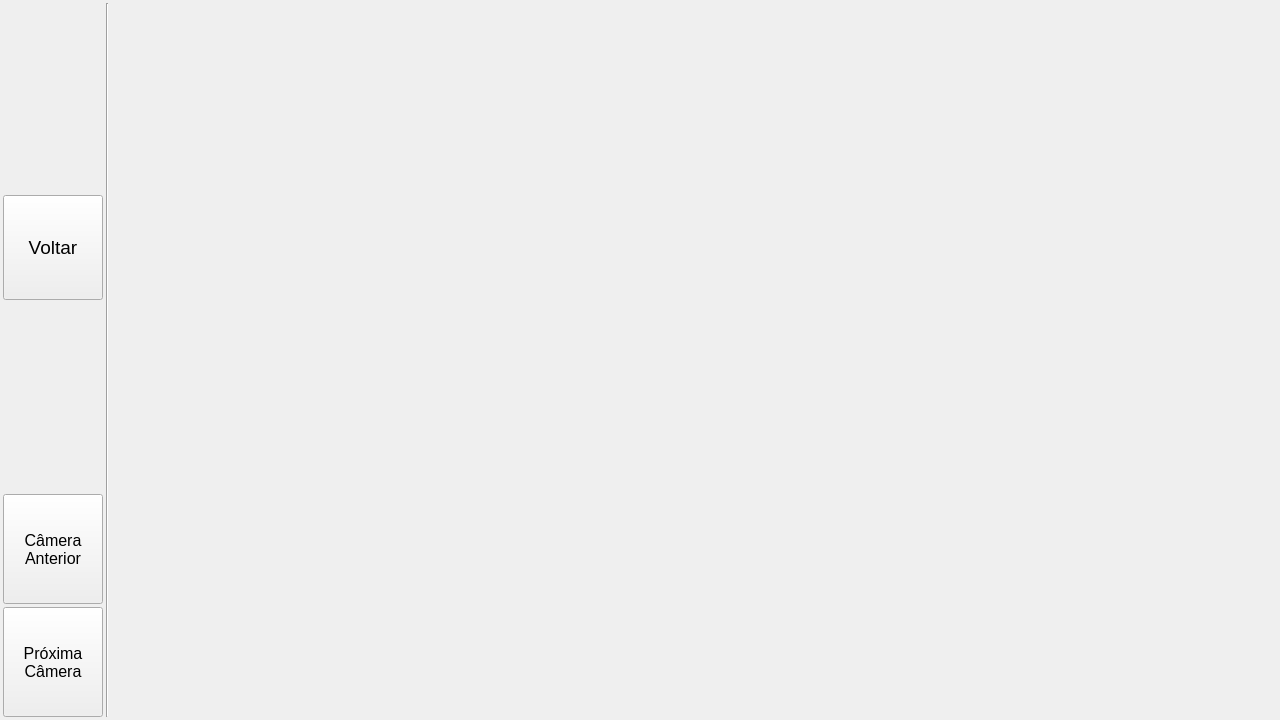
Before: the Qt Designer form LDFV2/interface/formnewproduct.ui in Masipack/LDV, drawn with Qt 5.
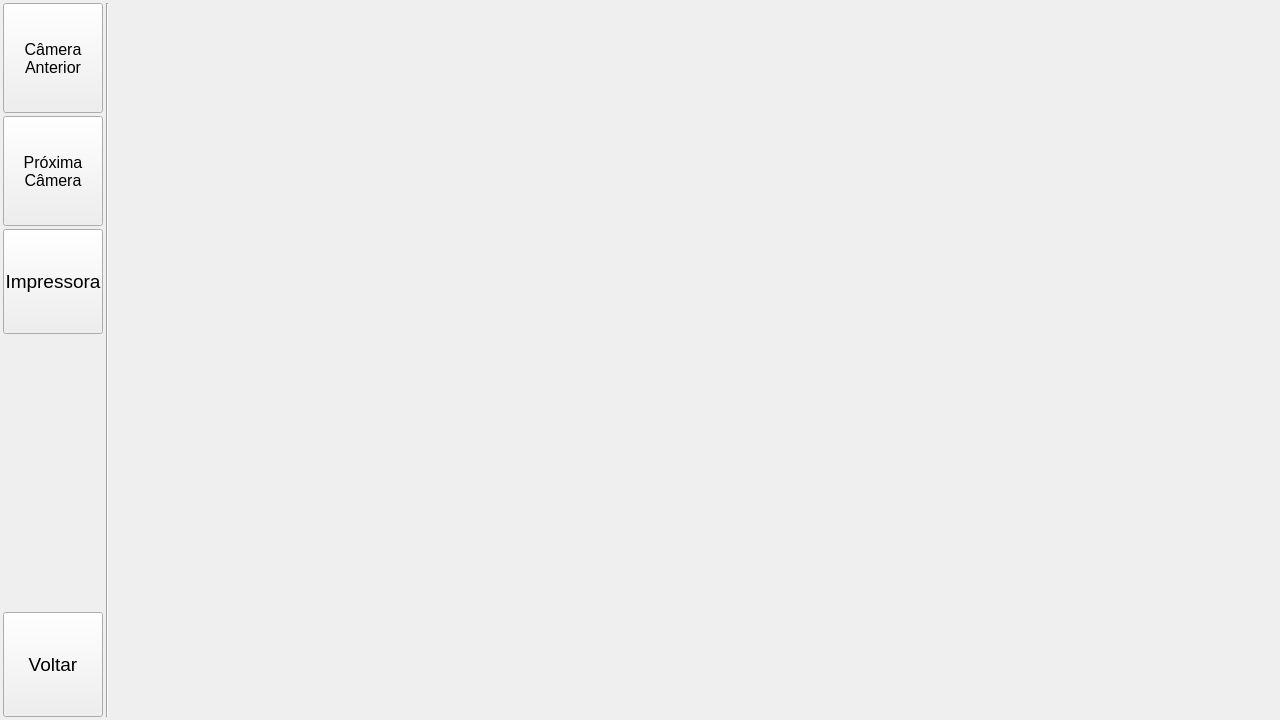
After: the same form once the commit is applied. Icons and pictures are not drawn. Custom widgets are drawn as their Qt base class.

```diff
--- a/LDFV2/interface/formnewproduct.ui
+++ b/LDFV2/interface/formnewproduct.ui
@@ -31,80 +31,6 @@
    </property>
    <item>
     <layout class="QVBoxLayout" name="verticalLayout_3">
-     <item>
-      <spacer name="verticalSpacer_2">
-       <property name="orientation">
-        <enum>Qt::Vertical</enum>
-       </property>
-       <property name="sizeHint" stdset="0">
-        <size>
-         <width>20</width>
-         <height>40</height>
-        </size>
-       </property>
-      </spacer>
-     </item>
-     <item>
-      <widget class="ButtonBeR" name="btn_return">
-       <property name="minimumSize">
-        <size>
-         <width>100</width>
-         <height>105</height>
-        </size>
-       </property>
-       <property name="maximumSize">
-        <size>
-         <width>100</width>
-         <height>105</height>
-        </size>
-       </property>
-       <property name="font">
-        <font>
-         <pointsize>14</pointsize>
-        </font>
-       </property>
-       <property name="focusPolicy">
-        <enum>Qt::NoFocus</enum>
-       </property>
-       <property name="text">
-        <string>Voltar</string>
-       </property>
-       <property name="icon">
-        <iconset resource="../res/icons.qrc">
-         <normaloff>:/icons/arrow_backward.png</normaloff>:/icons/arrow_backward.png</iconset>
-       </property>
-       <property name="iconSize">
-        <size>
-         <width>24</width>
-         <height>24</height>
-        </size>
-       </property>
-       <property name="bgIcon">
-        <iconset resource="../res/icons.qrc">
-         <normaloff>:/icons/bt-blank.png</normaloff>
-         <normalon>:/icons/bt-blank_pressed.png</normalon>:/icons/bt-blank.png</iconset>
-       </property>
-       <property name="bgIconSize">
-        <size>
-         <width>80</width>
-         <height>80</height>
-        </size>
-       </property>
-      </widget>
-     </item>
-     <item>
-      <spacer name="verticalSpacer_3">
-       <property name="orientation">
-        <enum>Qt::Vertical</enum>
-       </property>
-       <property name="sizeHint" stdset="0">
-        <size>
-         <width>20</width>
-         <height>40</height>
-        </size>
-       </property>
-      </spacer>
-     </item>
      <item>
       <widget class="ButtonBeR" name="btn_btn_prev">
        <property name="minimumSize">
@@ -203,6 +129,112 @@
        </property>
       </widget>
      </item>
+     <item>
+      <widget class="ButtonBeR" name="btn_printer">
+       <property name="minimumSize">
+        <size>
+         <width>100</width>
+         <height>105</height>
+        </size>
+       </property>
+       <property name="maximumSize">
+        <size>
+         <width>100</width>
+         <height>105</height>
+        </size>
+       </property>
+       <property name="font">
+        <font>
+         <pointsize>14</pointsize>
+        </font>
+       </property>
+       <property name="text">
+        <string>Impressora</string>
+       </property>
+       <property name="icon">
+        <iconset resource="../res/icons.qrc">
+         <normaloff>:/icons/printer.png</normaloff>:/icons/printer.png</iconset>
+       </property>
+       <property name="iconSize">
+        <size>
+         <width>32</width>
+         <height>32</height>
+        </size>
+       </property>
+       <property name="bgIcon">
+        <iconset resource="../res/icons.qrc">
+         <normaloff>:/icons/bt-blank.png</normaloff>
+         <normalon>:/icons/bt-blank_pressed.png</normalon>:/icons/bt-blank.png</iconset>
+       </property>
+       <property name="bgIconSize">
+        <size>
+         <width>80</width>
+         <height>80</height>
+        </size>
+       </property>
+      </widget>
+     </item>
+     <item>
+      <spacer name="verticalSpacer_2">
+       <property name="orientation">
+        <enum>Qt::Vertical</enum>
+       </property>
+       <property name="sizeHint" stdset="0">
+        <size>
+         <width>20</width>
+         <height>40</height>
+        </size>
+       </property>
+      </spacer>
+     </item>
+     <item>
+      <widget class="ButtonBeR" name="btn_return">
+       <property name="minimumSize">
+        <size>
+         <width>100</width>
+         <height>105</height>
+        </size>
+       </property>
+       <property name="maximumSize">
+        <size>
+         <width>100</width>
+         <height>105</height>
+        </size>
+       </property>
+       <property name="font">
+        <font>
+         <pointsize>14</pointsize>
+        </font>
+       </property>
+       <property name="focusPolicy">
+        <enum>Qt::NoFocus</enum>
+       </property>
+       <property name="text">
+        <string>Voltar</string>
+       </property>
+       <property name="icon">
+        <iconset resource="../res/icons.qrc">
+         <normaloff>:/icons/arrow_backward.png</normaloff>:/icons/arrow_backward.png</iconset>
+       </property>
+       <property name="iconSize">
+        <size>
+         <width>24</width>
+         <height>24</height>
+        </size>
+       </property>
+       <property name="bgIcon">
+        <iconset resource="../res/icons.qrc">
+         <normaloff>:/icons/bt-blank.png</normaloff>
+         <normalon>:/icons/bt-blank_pressed.png</normalon>:/icons/bt-blank.png</iconset>
+       </property>
+       <property name="bgIconSize">
+        <size>
+         <width>80</width>
+         <height>80</height>
+        </size>
+       </property>
+      </widget>
+     </item>
     </layout>
    </item>
    <item>
```
